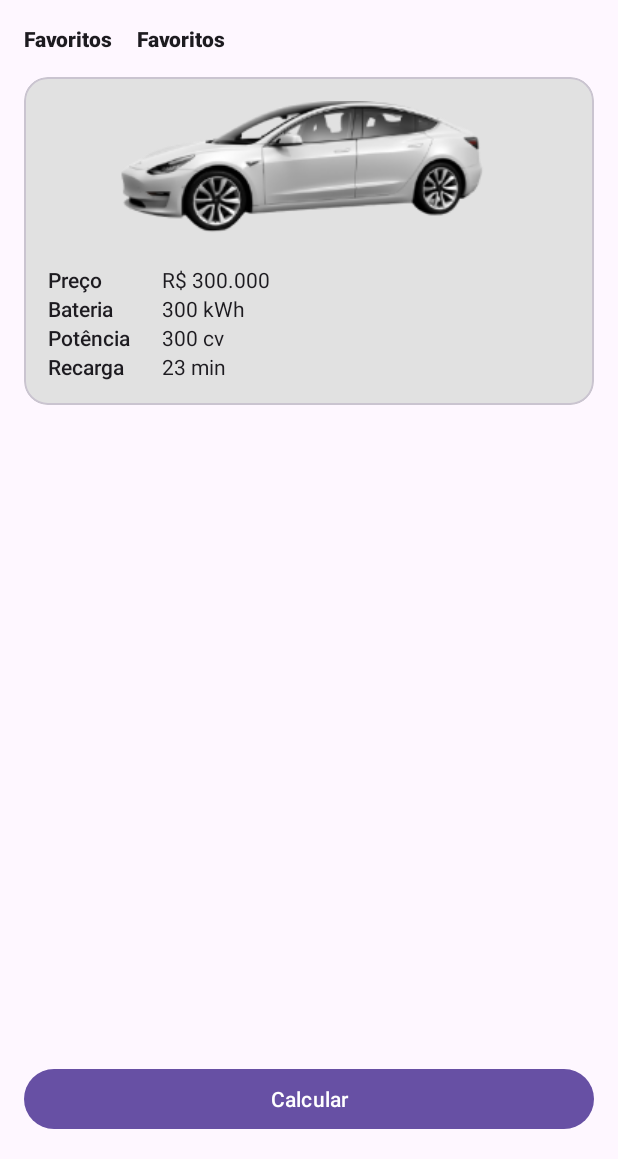
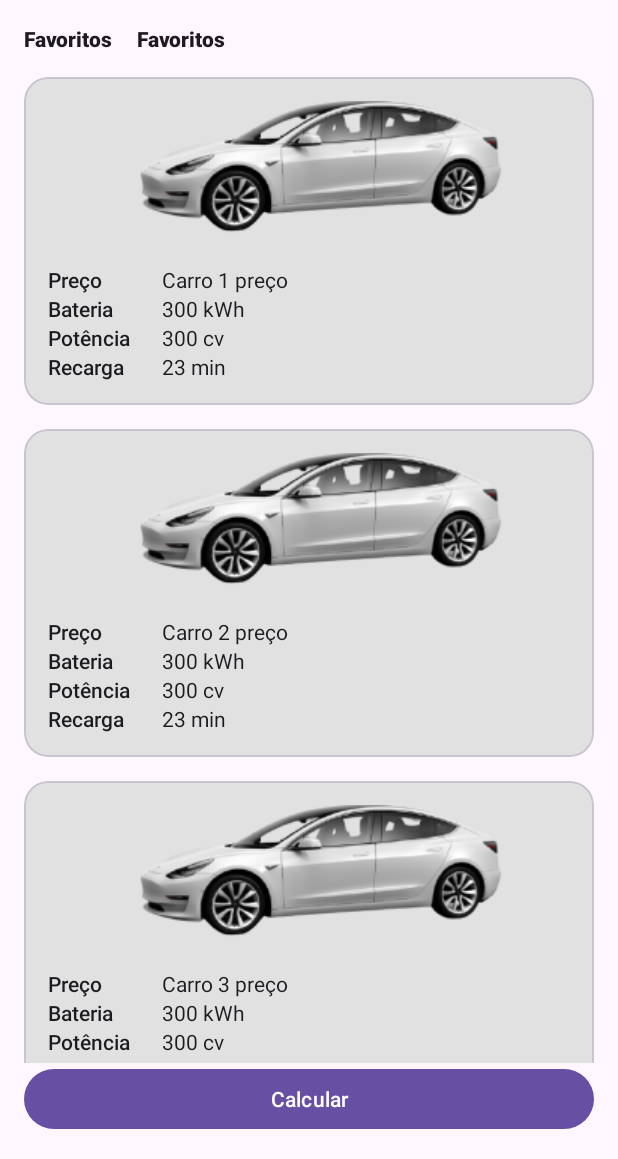
Before and after one commit to alinecarvalhopro/carros-eletricos-app, an Android app: the screen it shows after launch (MainActivity), on a phone screen of 412 x 824 dp, the part 77-1236 px from its top. Run offline under Robolectric (Android 15) with nearby library versions, the phone set to English and light mode, and no system bars.

```diff
--- a/app/src/main/java/com/example/carroseletricosapp/presentation/MainActivity.kt
+++ b/app/src/main/java/com/example/carroseletricosapp/presentation/MainActivity.kt
@@ -3,29 +3,46 @@ package com.example.carroseletricosapp.presentation
 import android.content.Intent
 import androidx.appcompat.app.AppCompatActivity
 import android.os.Bundle
+import android.widget.ArrayAdapter
 import android.widget.Button
 import android.widget.EditText
+import android.widget.ListView
 import android.widget.TextView
+import androidx.recyclerview.widget.LinearLayoutManager
+import androidx.recyclerview.widget.RecyclerView
 import com.example.carroseletricosapp.R
+import com.example.carroseletricosapp.presentation.adapter.CarroAdapter
 
 class MainActivity : AppCompatActivity() {
 
     lateinit var btnCalcular: Button
+    lateinit var listaCarros: RecyclerView
 
     override fun onCreate(savedInstanceState: Bundle?) {
         super.onCreate(savedInstanceState)
         setContentView(R.layout.activity_main)
         configurarViews()
         configurarListeners()
+        configurarLista()
     }
 
     fun configurarViews() {
         btnCalcular = findViewById(R.id.btn_calcular)
+        listaCarros = findViewById(R.id.rv_lista_carros)
     }
+
+    fun configurarLista() {
+        var dados = arrayOf("Carro 1 preço", "Carro 2 preço", "Carro 3 preço", "Carro 4 preço", "Carro 5 preço")
+
+        val adapter = CarroAdapter(dados)
+        listaCarros.adapter = adapter
+    }
+
+
 
     fun configurarListeners() {
         btnCalcular.setOnClickListener {
-        startActivity(Intent(this, CalcularAutonomiaActivity::class.java))
+            startActivity(Intent(this, CalcularAutonomiaActivity::class.java))
         }
     }
 
--- /dev/null
+++ b/app/src/main/java/com/example/carroseletricosapp/presentation/adapter/CarroAdapter.kt
@@ -0,0 +1,32 @@
+package com.example.carroseletricosapp.presentation.adapter
+
+import android.view.LayoutInflater
+import android.view.View
+import android.view.ViewGroup
+import android.widget.TextView
+import androidx.recyclerview.widget.RecyclerView
+import com.example.carroseletricosapp.R
+
+class CarroAdapter(private val carros: Array<String>) : RecyclerView.Adapter<CarroAdapter.ViewHolder>() {
+
+    // Cria uma nova view
+    override fun onCreateViewHolder(parent: ViewGroup, viewType: Int): ViewHolder {
+        val view = LayoutInflater.from(parent.context).inflate(R.layout.carro_item, parent, false)
+        return ViewHolder(view)
+    }
+
+    // Pega o conteúdo da view e troca pela informação de item de uma lista
+    override fun onBindViewHolder(holder: ViewHolder, position: Int) {
+        holder.textView.text = carros[position]
+    }
+
+    // Pega a quantidade de carros da lista
+    override fun getItemCount(): Int = carros.size
+
+    class ViewHolder(view: View) : RecyclerView.ViewHolder(view) {
+        val textView: TextView
+        init {
+            textView = view.findViewById(R.id.tv_preco_value)
+        }
+    }
+}
--- a/app/src/main/res/layout/activity_main.xml
+++ b/app/src/main/res/layout/activity_main.xml
@@ -10,6 +10,7 @@
         android:layout_width="35dp"
         android:layout_height="35dp"
         android:layout_margin="16dp"
+        android:contentDescription="@string/logo_descricao"
         android:src="@drawable/logo"
         app:layout_constraintLeft_toLeftOf="parent"
         app:layout_constraintTop_toTopOf="parent" />
@@ -19,7 +20,7 @@
         style="@style/TextAppearance.MaterialComponents.Headline5"
         android:layout_width="wrap_content"
         android:layout_height="wrap_content"
-        android:layout_marginLeft="6dp"
+        android:layout_marginStart="6dp"
         android:layout_marginTop="16dp"
         android:text="@string/titulo"
         app:layout_constraintLeft_toRightOf="@id/tv_logo"
@@ -41,117 +42,22 @@
         style="@style/TextAppearance.AppCompat.Body2"
         android:layout_width="wrap_content"
         android:layout_height="wrap_content"
-        android:layout_marginLeft="16dp"
+        android:layout_marginStart="16dp"
         android:text="@string/favoritos"
         android:textStyle="bold"
         app:layout_constraintStart_toEndOf="@id/tv_carros"
         app:layout_constraintTop_toTopOf="@id/tv_carros" />
 
-    <com.google.android.material.card.MaterialCardView
-        android:id="@+id/cv_card_carro"
+    <androidx.recyclerview.widget.RecyclerView
+        android:id="@+id/rv_lista_carros"
         android:layout_width="0dp"
-        android:layout_height="wrap_content"
-        android:layout_margin="16dp"
-        app:cardBackgroundColor="@color/gray"
-        app:cardCornerRadius="16dp"
+        android:layout_height="0dp"
+        app:layoutManager="androidx.recyclerview.widget.LinearLayoutManager"
+        app:layout_constraintBottom_toTopOf="@+id/btn_calcular"
         app:layout_constraintEnd_toEndOf="parent"
         app:layout_constraintStart_toStartOf="parent"
-        app:layout_constraintTop_toBottomOf="@id/tv_favoritos"
-        tools:ignore="MissingConstraints">
-
-        <androidx.constraintlayout.widget.ConstraintLayout
-            android:id="@+id/cl_conteudo_card"
-            android:layout_width="wrap_content"
-            android:layout_height="wrap_content"
-            android:padding="16dp">
-
-            <ImageView
-                android:id="@+id/tv_image"
-                android:layout_width="wrap_content"
-                android:layout_height="wrap_content"
-                android:src="@drawable/eletric_car"
-                app:layout_constraintEnd_toEndOf="parent"
-                app:layout_constraintLeft_toLeftOf="parent"
-                app:layout_constraintTop_toTopOf="parent" />
-
-            <TextView
-                android:id="@+id/tv_preco"
-                style="@style/TextAppearance.AppCompat.Body2"
-                android:layout_width="60dp"
-                android:layout_height="wrap_content"
-                android:text="@string/preco"
-                app:layout_constraintStart_toStartOf="parent"
-                app:layout_constraintTop_toBottomOf="@id/tv_image" />
-
-            <TextView
-                android:id="@+id/tv_preco_value"
-                style="@style/TextAppearance.AppCompat.Body1"
-                android:layout_width="wrap_content"
-                android:layout_height="wrap_content"
-                android:layout_marginStart="16dp"
-                android:text="R$ 300.000"
-                app:layout_constraintStart_toEndOf="@id/tv_preco"
-                app:layout_constraintTop_toBottomOf="@id/tv_image" />
-
-            <TextView
-                android:id="@+id/tv_bateria"
-                style="@style/TextAppearance.AppCompat.Body2"
-                android:layout_width="60dp"
-                android:layout_height="wrap_content"
-                android:text="@string/bateria"
-                app:layout_constraintStart_toStartOf="parent"
-                app:layout_constraintTop_toBottomOf="@id/tv_preco" />
-
-            <TextView
-                android:id="@+id/tv_bateria_value"
-                style="@style/TextAppearance.AppCompat.Body1"
-                android:layout_width="wrap_content"
-                android:layout_height="wrap_content"
-                android:layout_marginStart="16dp"
-                android:text="300 kWh"
-                app:layout_constraintStart_toEndOf="@id/tv_bateria"
-                app:layout_constraintTop_toBottomOf="@id/tv_preco" />
-
-            <TextView
-                android:id="@+id/tv_potencia"
-                style="@style/TextAppearance.AppCompat.Body2"
-                android:layout_width="60dp"
-                android:layout_height="wrap_content"
-                android:text="@string/potencia"
-                app:layout_constraintStart_toStartOf="parent"
-                app:layout_constraintTop_toBottomOf="@id/tv_bateria" />
-
-            <TextView
-                android:id="@+id/tv_potencia_value"
-                style="@style/TextAppearance.AppCompat.Body1"
-                android:layout_width="wrap_content"
-                android:layout_height="wrap_content"
-                android:layout_marginStart="16dp"
-                android:text="300 cv"
-                app:layout_constraintStart_toEndOf="@id/tv_potencia"
-                app:layout_constraintTop_toBottomOf="@id/tv_bateria_value" />
-
-            <TextView
-                android:id="@+id/tv_recarga"
-                style="@style/TextAppearance.AppCompat.Body2"
-                android:layout_width="60dp"
-                android:layout_height="wrap_content"
-                android:text="@string/recarga"
-                app:layout_constraintStart_toStartOf="parent"
-                app:layout_constraintTop_toBottomOf="@id/tv_potencia" />
-
-            <TextView
-                android:id="@+id/tv_recarga_value"
-                style="@style/TextAppearance.AppCompat.Body1"
-                android:layout_width="wrap_content"
-                android:layout_height="wrap_content"
-                android:layout_marginStart="16dp"
-                android:text="23 min"
-                app:layout_constraintStart_toEndOf="@id/tv_recarga"
-                app:layout_constraintTop_toBottomOf="@id/tv_potencia_value" />
-        </androidx.constraintlayout.widget.ConstraintLayout>
-    </com.google.android.material.card.MaterialCardView>
-
+        app:layout_constraintTop_toBottomOf="@+id/tv_carros"
+        tools:listitem="@layout/carro_item" />
 
     <Button
         android:id="@+id/btn_calcular"
@@ -161,16 +67,6 @@
         android:text="@string/calcular"
         app:layout_constraintBottom_toBottomOf="parent"
         app:layout_constraintEnd_toEndOf="parent"
-        app:layout_constraintStart_toStartOf="parent" />
-
-<!--    <ListView-->
-<!--        android:id="@+id/lv_informacoes"-->
-<!--        android:layout_width="0dp"-->
-<!--        android:layout_height="0dp"-->
-<!--        app:layout_constraintTop_toBottomOf="@+id/cv_card_carro"-->
-<!--        app:layout_constraintStart_toStartOf="parent"-->
-<!--        app:layout_constraintEnd_toEndOf="parent"-->
-<!--        app:layout_constraintBottom_toTopOf="@+id/btn_calcular"/>-->
-
+        app:layout_constraintStart_toStartOf="parent"/>
 
 </androidx.constraintlayout.widget.ConstraintLayout>
--- /dev/null
+++ b/app/src/main/res/layout/carro_item.xml
@@ -0,0 +1,114 @@
+<?xml version="1.0" encoding="utf-8"?>
+<androidx.constraintlayout.widget.ConstraintLayout xmlns:android="http://schemas.android.com/apk/res/android"
+    xmlns:app="http://schemas.android.com/apk/res-auto"
+    xmlns:tools="http://schemas.android.com/tools"
+    android:layout_width="match_parent"
+    android:layout_height="wrap_content"
+    android:layout_marginTop="16dp">
+
+    <com.google.android.material.card.MaterialCardView
+        android:id="@+id/cv_card_carro"
+        android:layout_width="0dp"
+        android:layout_height="wrap_content"
+        android:layout_margin="16dp"
+        android:layout_marginTop="16dp"
+        app:cardBackgroundColor="@color/gray"
+        app:cardCornerRadius="16dp"
+        app:layout_constraintEnd_toEndOf="parent"
+        app:layout_constraintStart_toStartOf="parent"
+        tools:ignore="MissingConstraints">
+
+        <androidx.constraintlayout.widget.ConstraintLayout
+            android:id="@+id/cl_conteudo_card"
+            android:layout_width="match_parent"
+            android:layout_height="wrap_content"
+            android:padding="16dp">
+
+            <ImageView
+                android:id="@+id/tv_image"
+                android:layout_width="wrap_content"
+                android:layout_height="wrap_content"
+                android:src="@drawable/eletric_car"
+                app:layout_constraintEnd_toEndOf="parent"
+                app:layout_constraintLeft_toLeftOf="parent"
+                app:layout_constraintTop_toTopOf="parent" />
+
+            <TextView
+                android:id="@+id/tv_preco"
+                style="@style/TextAppearance.AppCompat.Body2"
+                android:layout_width="60dp"
+                android:layout_height="wrap_content"
+                android:text="@string/preco"
+                app:layout_constraintStart_toStartOf="parent"
+                app:layout_constraintTop_toBottomOf="@id/tv_image" />
+
+            <TextView
+                android:id="@+id/tv_preco_value"
+                style="@style/TextAppearance.AppCompat.Body1"
+                android:layout_width="wrap_content"
+                android:layout_height="wrap_content"
+                android:layout_marginStart="16dp"
+                android:text="R$ 300.000"
+                app:layout_constraintStart_toEndOf="@id/tv_preco"
+                app:layout_constraintTop_toBottomOf="@id/tv_image" />
+
+            <TextView
+                android:id="@+id/tv_bateria"
+                style="@style/TextAppearance.AppCompat.Body2"
+                android:layout_width="60dp"
+                android:layout_height="wrap_content"
+                android:text="@string/bateria"
+                app:layout_constraintStart_toStartOf="parent"
+                app:layout_constraintTop_toBottomOf="@id/tv_preco" />
+
+            <TextView
+                android:id="@+id/tv_bateria_value"
+                style="@style/TextAppearance.AppCompat.Body1"
+                android:layout_width="wrap_content"
+                android:layout_height="wrap_content"
+                android:layout_marginStart="16dp"
+                android:text="300 kWh"
+                app:layout_constraintStart_toEndOf="@id/tv_bateria"
+                app:layout_constraintTop_toBottomOf="@id/tv_preco" />
+
+            <TextView
+                android:id="@+id/tv_potencia"
+                style="@style/TextAppearance.AppCompat.Body2"
+                android:layout_width="60dp"
+                android:layout_height="wrap_content"
+                android:text="@string/potencia"
+                app:layout_constraintStart_toStartOf="parent"
+                app:layout_constraintTop_toBottomOf="@id/tv_bateria" />
+
+            <TextView
+                android:id="@+id/tv_potencia_value"
+                style="@style/TextAppearance.AppCompat.Body1"
+                android:layout_width="wrap_content"
+                android:layout_height="wrap_content"
+                android:layout_marginStart="16dp"
+                android:text="300 cv"
+                app:layout_constraintStart_toEndOf="@id/tv_potencia"
+                app:layout_constraintTop_toBottomOf="@id/tv_bateria_value" />
+
+            <TextView
+                android:id="@+id/tv_recarga"
+                style="@style/TextAppearance.AppCompat.Body2"
+                android:layout_width="60dp"
+                android:layout_height="wrap_content"
+                android:text="@string/recarga"
+                app:layout_constraintStart_toStartOf="parent"
+                app:layout_constraintTop_toBottomOf="@id/tv_potencia" />
+
+            <TextView
+                android:id="@+id/tv_recarga_value"
+                style="@style/TextAppearance.AppCompat.Body1"
+                android:layout_width="wrap_content"
+                android:layout_height="wrap_content"
+                android:layout_marginStart="16dp"
+                android:text="23 min"
+                app:layout_constraintStart_toEndOf="@id/tv_recarga"
+                app:layout_constraintTop_toBottomOf="@id/tv_potencia_value" />
+        </androidx.constraintlayout.widget.ConstraintLayout>
+    </com.google.android.material.card.MaterialCardView>
+
+</androidx.constraintlayout.widget.ConstraintLayout>
--- a/app/src/main/res/values/strings.xml
+++ b/app/src/main/res/values/strings.xml
@@ -11,4 +11,5 @@
     <string name="km_percorrido">Km Percorrido</string>
     <string name="calcular">Calcular</string>
     <string name="calcular_autonomia">Calcular Autonomia</string>
+    <string name="logo_descricao">Logo</string>
 </resources>
```
